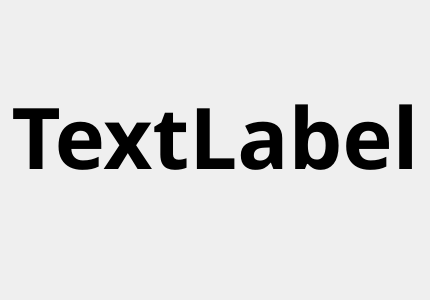
This is FrameStartCountdown.ui in SwissalpS/QtSssSNibblers as Qt 5 draws it before an edit. The edited form follows.
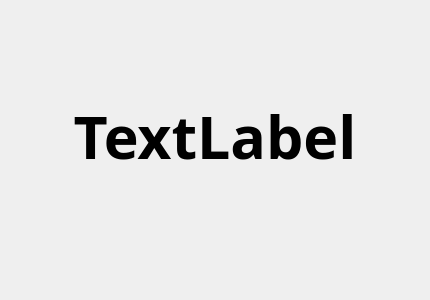
This is the edited form.

```diff
--- a/FrameStartCountdown.ui
+++ b/FrameStartCountdown.ui
@@ -31,7 +31,7 @@
      <property name="font">
       <font>
        <family>Noto Sans</family>
-       <pointsize>64</pointsize>
+       <pointsize>44</pointsize>
        <weight>75</weight>
        <bold>true</bold>
       </font>
```
Left out of the diff: 2 changed lines with no effect on the pictures.
